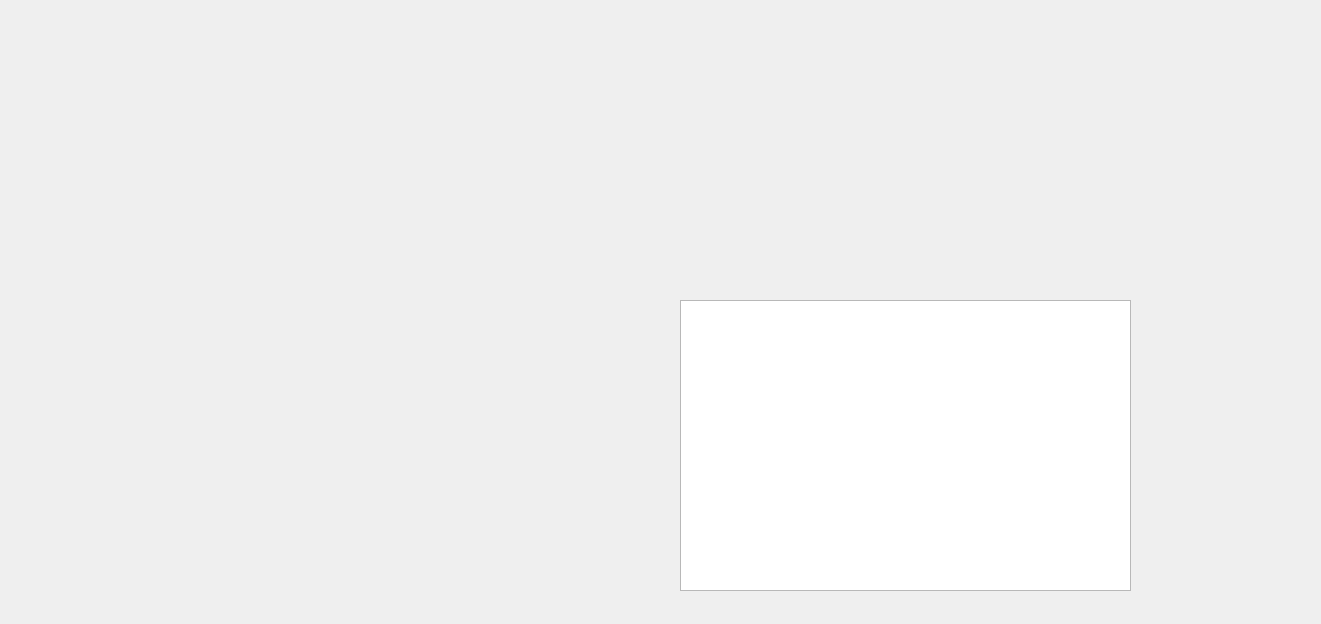
Above: GenAlg/FPolynomialWindow.ui from LuckyMan26/GeneralAlgebra before the change. Below: the same form after it.
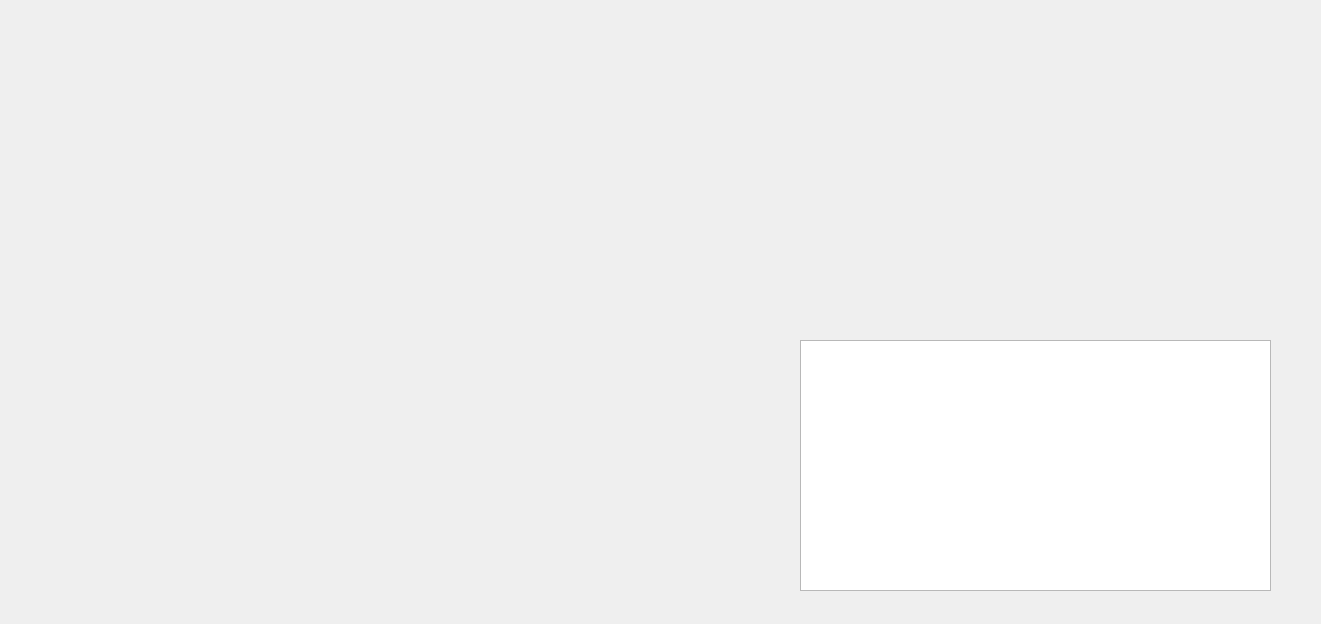
That is the form after the change.

Commit message:
Finite polynomial fix (#44)
* Implemented TrueFPolynomial class which represents Polynomial in Finite Field

* Improvements

* Some fixes. Forgot to bring to the form of field.

* Changed FPolynomial into TrueFPolynomial.

* UI improvements

* Changed RPolynomial into FPolynomial in GUI. Added modulo "LineEdit"

* .pro.user

* Add tests for multiplication and exponention, rewrite fast exponention

---------

Patch:
```diff
--- a/GenAlg/FPolynomialWindow.ui
+++ b/GenAlg/FPolynomialWindow.ui
@@ -27,9 +27,9 @@
   <widget class="QWidget" name="gridLayoutWidget_2">
    <property name="geometry">
     <rect>
-     <x>110</x>
+     <x>30</x>
      <y>260</y>
-     <width>181</width>
+     <width>671</width>
      <height>331</height>
     </rect>
    </property>
@@ -38,18 +38,18 @@
   <widget class="QTextEdit" name="result">
    <property name="geometry">
     <rect>
-     <x>680</x>
-     <y>300</y>
-     <width>451</width>
-     <height>291</height>
+     <x>800</x>
+     <y>340</y>
+     <width>471</width>
+     <height>251</height>
     </rect>
    </property>
   </widget>
   <widget class="QWidget" name="verticalLayoutWidget">
    <property name="geometry">
     <rect>
-     <x>390</x>
-     <y>480</y>
+     <x>900</x>
+     <y>220</y>
      <width>201</width>
      <height>101</height>
     </rect>
```
The commit also changes 20 other files.
